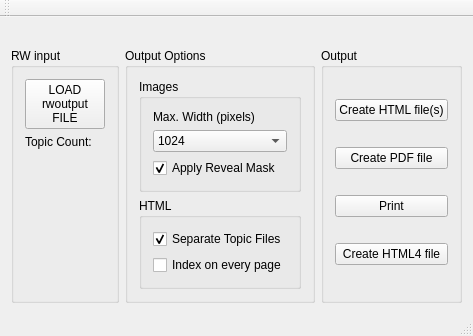
Old version of the form mainwindow.ui in the repository farling42/RWoutput.
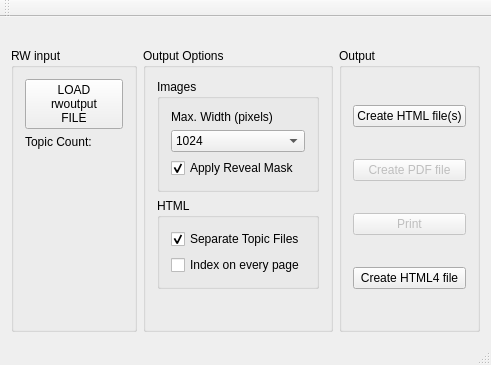
New version of the form.

Commit message: Disable the PDF and PRINT buttons since they don't appear to work properly. Disable the correct panel when no file is loaded. Bump version to 1.19

What changed in the file:
```diff
--- a/mainwindow.ui
+++ b/mainwindow.ui
@@ -6,8 +6,8 @@
    <rect>
     <x>0</x>
     <y>0</y>
-    <width>411</width>
-    <height>305</height>
+    <width>491</width>
+    <height>365</height>
    </rect>
   </property>
   <property name="windowTitle">
@@ -193,6 +193,9 @@
          </item>
          <item>
           <widget class="QPushButton" name="savePdf">
+           <property name="enabled">
+            <bool>false</bool>
+           </property>
            <property name="toolTip">
             <string>Produce a single PDF document with all topics in alphabetical order</string>
            </property>
@@ -203,6 +206,9 @@
          </item>
          <item>
           <widget class="QPushButton" name="print">
+           <property name="enabled">
+            <bool>false</bool>
+           </property>
            <property name="toolTip">
             <string>Print all the topics in alphabetical order</string>
            </property>
```
Left out of the diff: 8 changed lines with no effect on the pictures. The commit also changes 2 other files.
